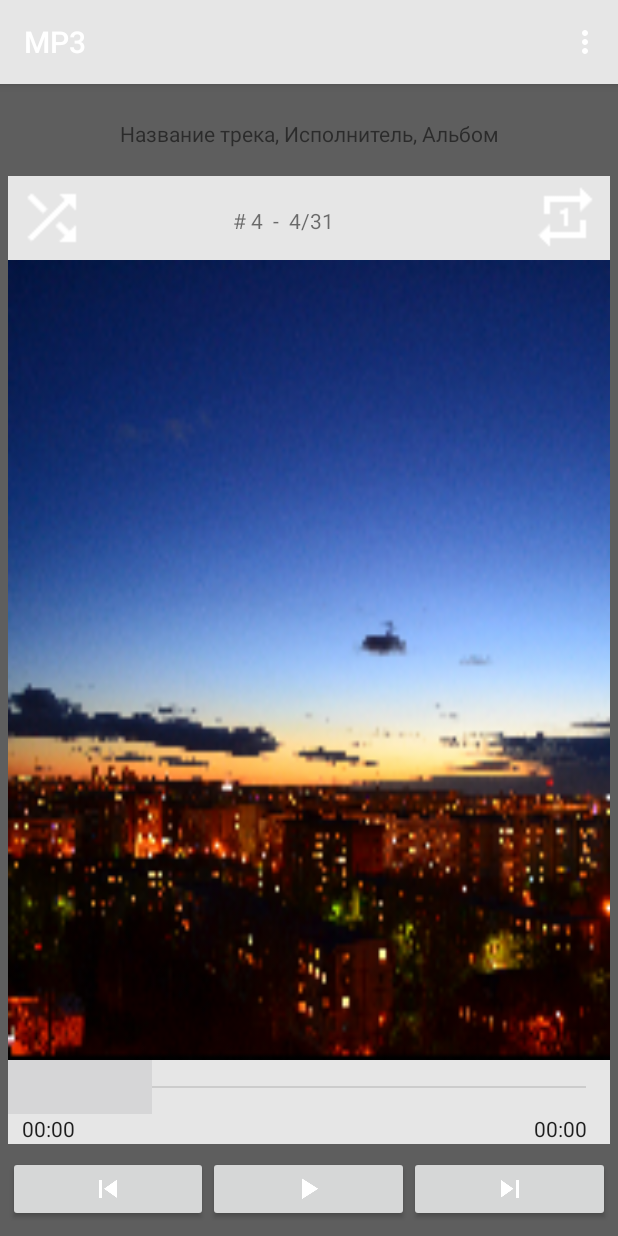
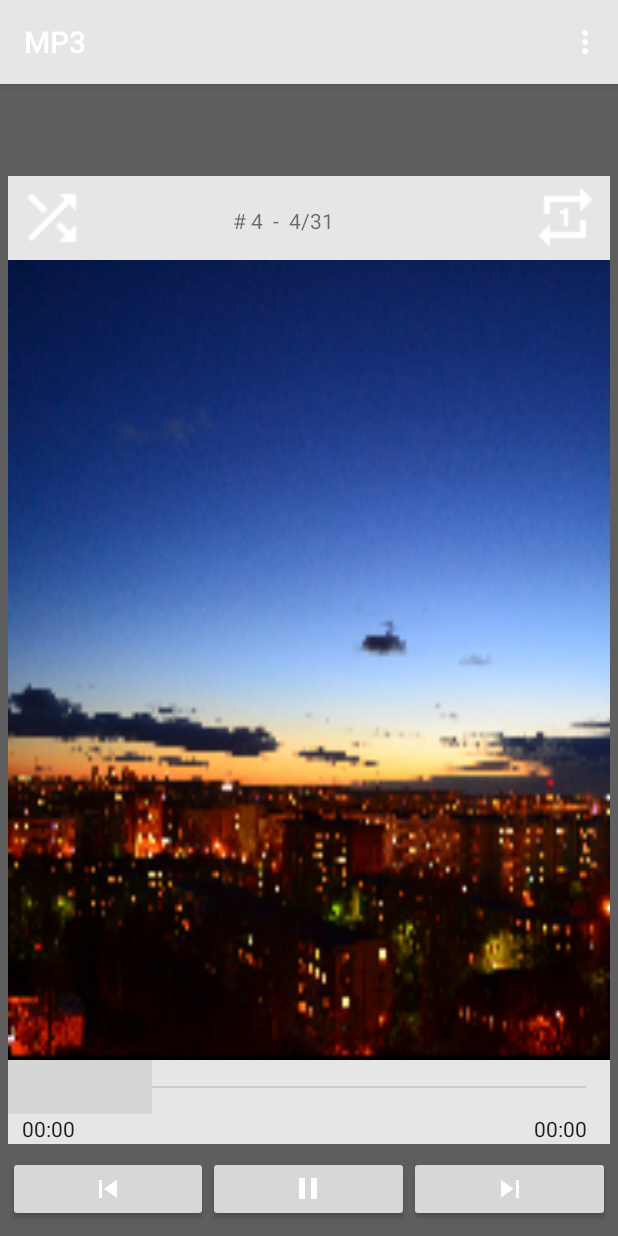
Before and after one commit to Hantinka/MP3_player, an Android app: the screen it shows after launch (MainActivity), in the options menu, after a tap on "Open", on a phone screen of 412 x 824 dp. Run offline under Robolectric (Android 15) with nearby library versions, the phone set to English and light mode, and no system bars.

Commit message:
play/paused mp3 file from res/raw

```diff
--- a/app/build.gradle
+++ b/app/build.gradle
@@ -27,4 +27,5 @@ dependencies {
     compile 'com.android.support:appcompat-v7:23.4.0'
     compile 'com.android.support:design:23.4.0'
     testCompile 'junit:junit:4.12'
+    compile files('libs/jid3lib-0.5.4.jar')
 }
--- a/app/src/main/java/com/example/irina/mp3/MainActivity.java
+++ b/app/src/main/java/com/example/irina/mp3/MainActivity.java
@@ -1,23 +1,60 @@
 package com.example.irina.mp3;
 
+import android.media.MediaPlayer;
 import android.os.Bundle;
 import android.support.v7.app.AppCompatActivity;
-import android.util.Log;
 import android.view.Menu;
 import android.view.MenuItem;
 import android.view.View;
-import android.widget.ImageButton;
+import android.widget.Chronometer;
+import android.widget.SeekBar;
+import android.widget.TextView;
 import android.widget.Toast;
+import android.widget.ToggleButton;
+
 
 public class MainActivity extends AppCompatActivity {
 
+    private MediaPlayer mediaPlayer;
+    private ToggleButton playPause;
+    private SeekBar seekBar;
+    private TextView infoTextView;
+    private Chronometer chronometerStart;
+    private Chronometer chronometerEnd;
+    private boolean play = true;
 
     @Override
     protected void onCreate(Bundle savedInstanceState) {
         super.onCreate(savedInstanceState);
         setContentView(R.layout.activity_main);
+        initViews();
+
     }
 
+    private void initViews (){
+        playPause = (ToggleButton) findViewById(R.id.buttonPlayPause);
+        mediaPlayer = MediaPlayer.create(this, R.raw.borderlands);
+
+
+        seekBar = (SeekBar) findViewById(R.id.scrollingCurrentTrackSeekBar);
+        seekBar.setMax(mediaPlayer.getDuration());
+        infoTextView = (TextView) findViewById(R.id.currentTrackInformationTextView);
+
+        chronometerStart = (Chronometer) findViewById(R.id.startTrackChronometer);
+        chronometerEnd = (Chronometer) findViewById(R.id.endTrackChronometer);
+
+
+    }
+
+    public void setPlayPause (View view){
+        if (play) {
+            mediaPlayer.start();
+        }
+        else {
+            mediaPlayer.pause();
+        }
+        play = !play;
+    }
 
 
 
--- a/app/src/main/res/layout/activity_main.xml
+++ b/app/src/main/res/layout/activity_main.xml
@@ -79,12 +79,12 @@
             <TextView
                 android:layout_width="match_parent"
                 android:layout_height="56dp"
-                android:id="@+id/currentTrackInformationEditText"
+                android:id="@+id/currentTrackInformationTextView"
                 android:layout_centerVertical="true"
                 android:layout_alignParentStart="true"
-                android:text="Название трека, Исполнитель, Альбом"
                 android:layout_alignParentBottom="false"
-                android:gravity="center" />
+                android:gravity="center"
+                android:onClick="setInfoText" />
         </RelativeLayout>
 
         <RelativeLayout
@@ -92,7 +92,7 @@
             android:layout_height="20dp"
             android:background="@color/colorPrimary"
             android:id="@+id/chronometerRelativeLayout"
-            android:layout_above="@+id/playerManagementRelativeLayout"
+            android:layout_above="@+id/playerManagementLinerLayout"
             android:layout_alignParentStart="true"
             android:paddingLeft="9dp"
             android:paddingRight="15dp">
@@ -117,7 +117,7 @@
             android:layout_width="match_parent"
             android:layout_height="56dp"
             android:layout_alignParentBottom="true"
-            android:id="@+id/playerManagementRelativeLayout"
+            android:id="@+id/playerManagementLinerLayout"
             android:paddingTop="8dp">
 
             <ImageButton
@@ -136,7 +136,9 @@
                 android:layout_weight="1"
                 android:textOn=""
                 android:textOff=""
-                android:drawableBottom="@drawable/button_play_pause_background"/>
+                android:drawableBottom="@drawable/button_play_pause_background"
+                android:nestedScrollingEnabled="false"
+                android:onClick="setPlayPause" />
 
             <ImageButton
                 style="?android:attr/buttonStyleSmall"
@@ -152,8 +154,6 @@
             android:layout_height="36dp"
             android:id="@+id/scrollingCurrentTrackSeekBar"
             android:background="@color/colorPrimary"
-            android:clickable="true"
-            android:indeterminate="false"
             style="@style/SeekBarAppTheme"
             android:layout_above="@+id/chronometerRelativeLayout"
             android:layout_alignParentStart="true"
```
Also changed, not shown: app/libs/jid3lib-0.5.4.jar (added), 1 other file.
